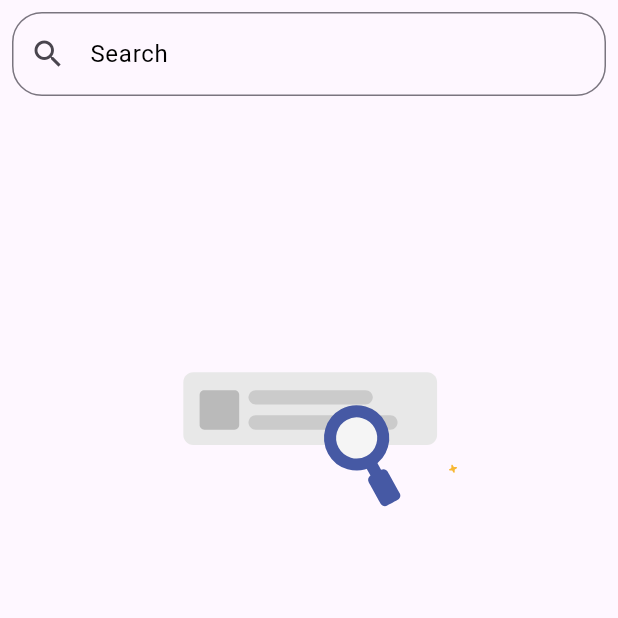
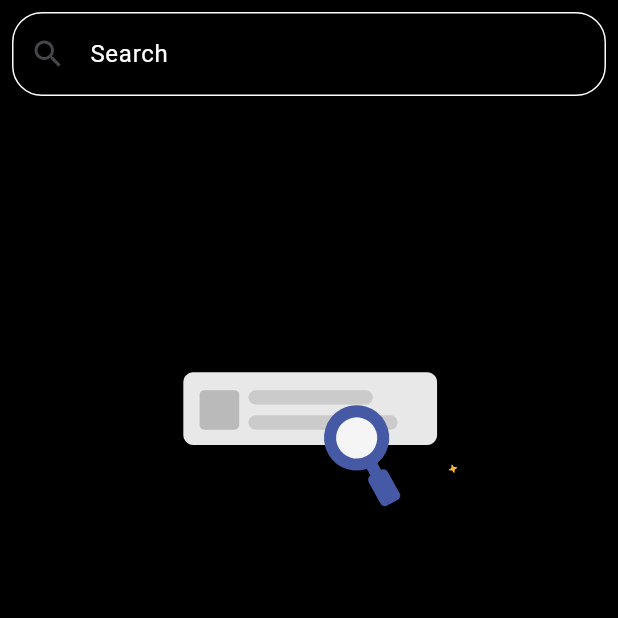
Before and after one commit to sabeerkt/FilmFlixHub, a Flutter app: the SearchScreen screen opened directly, on a phone screen of 412 x 824 dp, the top half of it. Run offline on Flutter 3.47's test engine with Material 3 defaults, Android fonts, the phone set to English and light mode, and no system bars; our stand-ins replace animated_text_kit, carousel_slider, dio, lottie; network calls fail.

```diff
--- a/lib/controller/search_provider.dart
+++ b/lib/controller/search_provider.dart
@@ -13,7 +13,7 @@ class SearchProvider extends ChangeNotifier {
         final searchUrl =
             "https://api.themoviedb.org/3/search/movie?query=$query&api_key=aa9a8a205c0591e06a5292b3c1835f3a";
         List<Movie> movies =
-            await service.searchMovie(searchurl: searchUrl);
+            await service.searchMovie(searchUrl: searchUrl);
 
         searchResults = movies;
         notifyListeners();
--- a/lib/view/detail.dart
+++ b/lib/view/detail.dart
@@ -129,7 +129,8 @@ class DetailPage extends StatelessWidget {
                 child: Column(
                   crossAxisAlignment: CrossAxisAlignment.start,
                   children: [
-                    const Text(
+                    const Center(
+                      child: Text(
                         "Overview",
                         style: TextStyle(
                           fontSize: 20,
@@ -142,6 +143,7 @@ class DetailPage extends StatelessWidget {
                               color: Colors.black,
                             ),
                           ],
+                        ),
                       ),
                     ),
                     const SizedBox(height: 10),
--- a/lib/view/search.dart
+++ b/lib/view/search.dart
@@ -18,6 +18,7 @@ class _SearchScreenState extends State<SearchScreen> {
     final searchcontroller = Provider.of<SearchProvider>(context);
     return SafeArea(
       child: Scaffold(
+        backgroundColor: Colors.black,
         body: SingleChildScrollView(
           child: Column(
             children: [
@@ -27,15 +28,31 @@ class _SearchScreenState extends State<SearchScreen> {
                   onChanged: (value) {
                     searchcontroller.searchMovies(value);
                   },
-                  style: const TextStyle(color: Color.fromARGB(255, 0, 0, 0)),
+                  style: const TextStyle(
+                      color: Color.fromARGB(255, 255, 255, 255)),
                   controller: searchcontroller.queryController,
                   decoration: InputDecoration(
                     hintText: 'Search ',
-                    hintStyle:
-                        const TextStyle(color: Color.fromARGB(255, 0, 0, 0)),
+                    hintStyle: const TextStyle(
+                        color: Color.fromARGB(255, 255, 255, 255)),
                     prefixIcon: const Icon(Icons.search),
-                    border: OutlineInputBorder(
+                    suffixIcon: searchcontroller.queryController.text.isNotEmpty
+                        ? IconButton(
+                            color: Colors.red,
+                            icon: const Icon(Icons.clear),
+                            onPressed: () {
+                              searchcontroller.queryController.clear();
+                              searchcontroller.searchMovies('');
+                            },
+                          )
+                        : null,
+                    enabledBorder: OutlineInputBorder(
                       borderRadius: BorderRadius.circular(20),
+                      borderSide: const BorderSide(color: Colors.white),
+                    ),
+                    focusedBorder: OutlineInputBorder(
+                      borderRadius: BorderRadius.circular(20),
+                      borderSide: const BorderSide(color: Colors.white),
                     ),
                   ),
                 ),
```
Also changed, not shown: lib/services/api.dart (+27 -37 lines), lib/view/onbording.dart (+5 -7 lines), assets/spalsh.jpg (added), assets/spalshh.jpg (added), assets/unnamed.jpg (added). Lines whose indentation alone changed are shown as unchanged.
